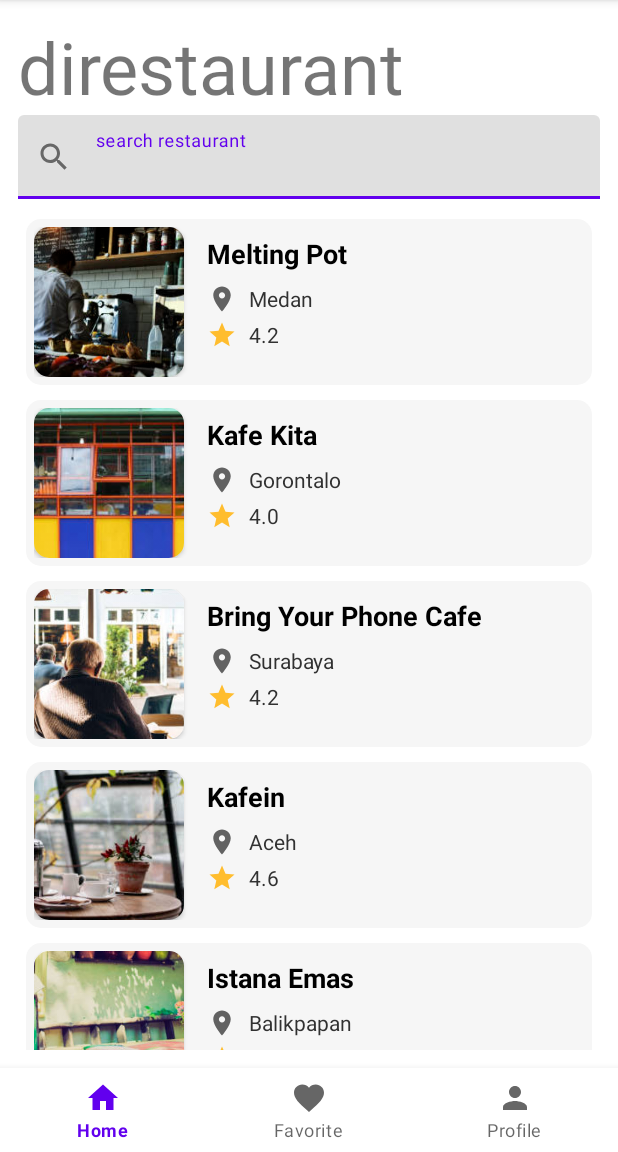
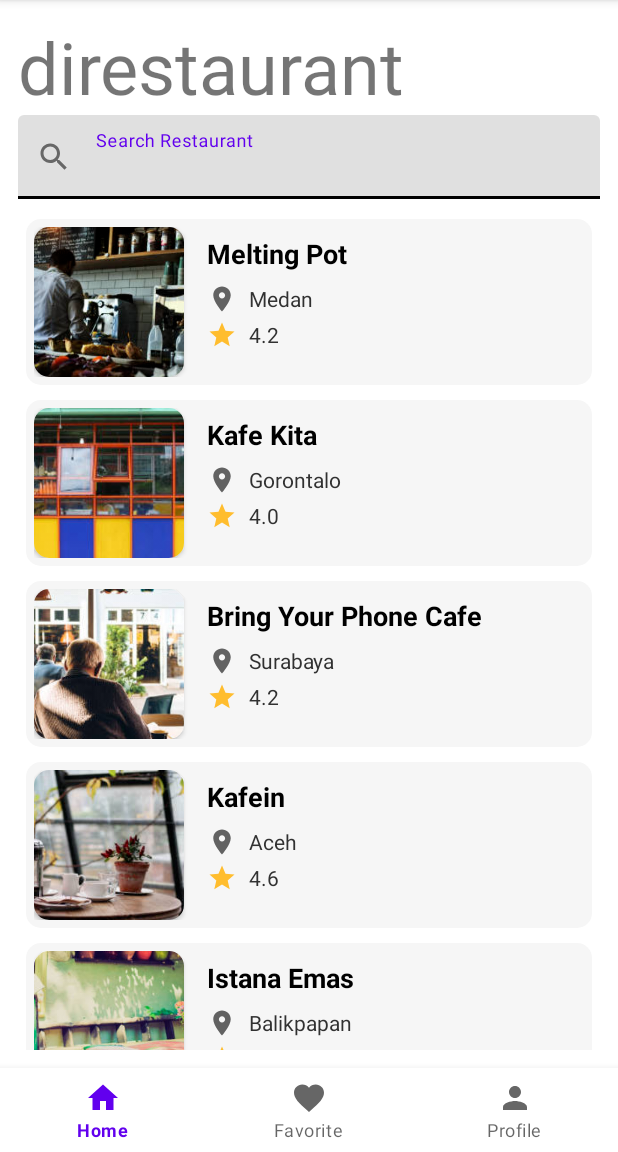
Before and after one commit to faniabdullah/Android-Programming-for-Beginners, an Android app: the screen it shows after launch (MainActivity), on a phone screen of 412 x 824 dp, the part 84-1236 px from its top. Run offline under Robolectric (Android 15) with nearby library versions, the phone set to English and light mode, and no system bars; plain views replace SwipeRevealLayout.

Commit message:
set view search

```diff
--- a/app/src/main/res/layout/activity_main.xml
+++ b/app/src/main/res/layout/activity_main.xml
@@ -34,13 +34,20 @@
             <com.google.android.material.textfield.TextInputLayout
                 android:layout_width="match_parent"
                 android:layout_height="match_parent"
-                android:backgroundTint="@android:color/transparent"
+                app:endIconMode="clear_text"
+                app:boxStrokeColor ="?attr/colorOnSurface"
+                app:boxStrokeWidth="1dp"
+                app:boxStrokeWidthFocused="2dp"
+                app:shapeAppearance="?attr/shapeAppearanceSmallComponent"
                 app:startIconDrawable="@drawable/ic_baseline_search_24">
 
                 <com.google.android.material.textfield.TextInputEditText
                     android:layout_width="match_parent"
                     android:layout_height="wrap_content"
-                    android:hint="search restaurant" />
+                    android:ellipsize="end"
+                    android:maxLines="1"
+                    android:singleLine="true"
+                    android:hint="Search Restaurant" />
             </com.google.android.material.textfield.TextInputLayout>
 
             <androidx.recyclerview.widget.RecyclerView
```
